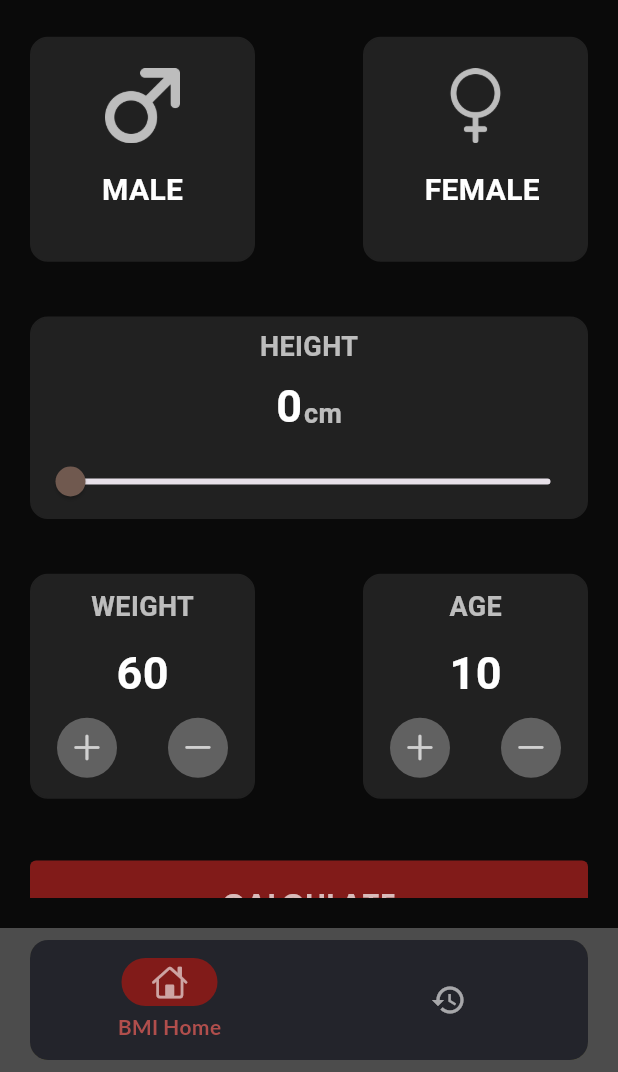
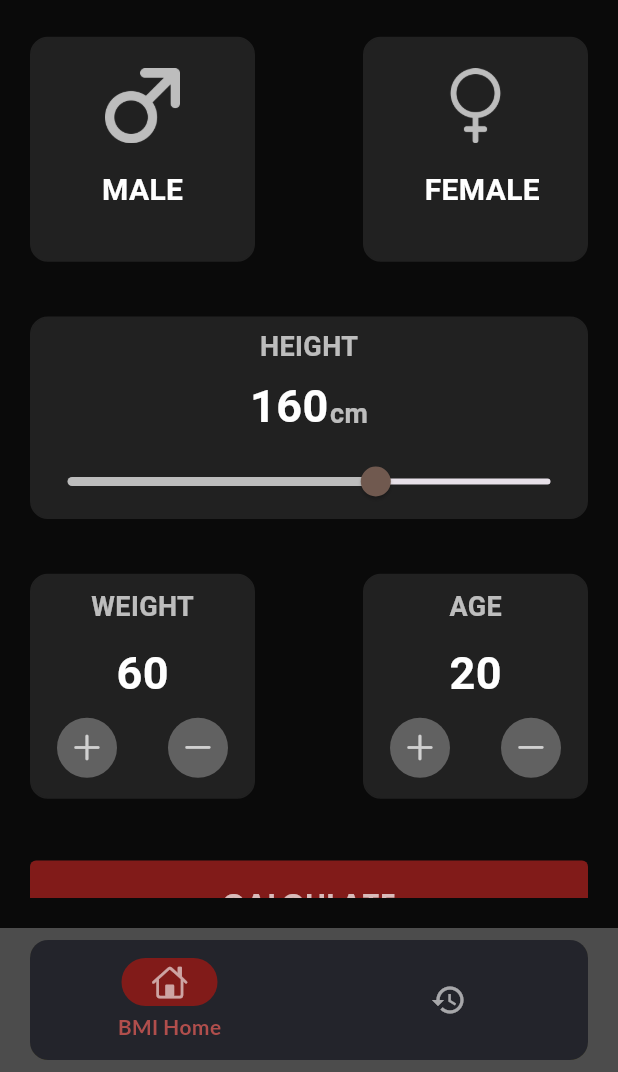
Before and after one commit to imziaafridi/BMI-Calculator, a Flutter app: the screen it shows after launch, on a phone screen of 412 x 824 dp, the part 164-1236 px from its top. Run offline on Flutter 3.47's test engine with Material 3 defaults, Android fonts, the phone set to English and light mode, and no system bars; our stand-ins replace bloc, equatable, fl_chart, flutter_bloc, google_fonts, hive and 1 more; accounts and stored records are empty.

Commit message:
feature implemented

```diff
--- a/lib/const/app_paints.dart
+++ b/lib/const/app_paints.dart
@@ -6,10 +6,10 @@ class AppPaints {
   static const WHITE = Colors.white;
   static const WHITE_70 = Colors.white70;
   static const GREY_900 = Color.fromARGB(255, 33, 33, 33);
-  static const GREEN_900 = const Color.fromARGB(255, 76, 175, 79);
+  static const GREEN_900 = Color.fromARGB(232, 76, 175, 79);
   static const RED_300 = const Color.fromARGB(255, 229, 115, 115);
-  static const YELLOW_400 = const Color.fromARGB(255, 255, 238, 88);
-  static const RED_600 = const Color.fromRGBO(229, 56, 53, 1);
+  static const YELLOW_400 = Color.fromARGB(232, 210, 191, 21);
+  static const RED_600 = Color.fromARGB(229, 229, 56, 53);
   static const GREY_400 = Color.fromARGB(179, 0, 0, 0);
   static const BLACK_900 = Color.fromARGB(255, 0, 0, 0);
   static const AMBER_900 = const Color.fromARGB(255, 255, 193, 7);
--- a/lib/cubit/bmi_calculation_state.dart
+++ b/lib/cubit/bmi_calculation_state.dart
@@ -1,19 +1,26 @@
 part of 'bmi_calculation_cubit.dart';
 
-class BmiCalculationState {
-  BmiCalculationState({
+class BmiCalculationState extends Equatable {
+  const BmiCalculationState({
     this.dataModel,
   });
   final List<DataModel>? dataModel;
+
   BmiCalculationState copyWith(List<DataModel>? dataModel) {
     return BmiCalculationState(dataModel: dataModel ?? this.dataModel);
   }
+
+  @override
+  List<Object?> get props => [
+        dataModel,
+      ];
 }
 
 final class BmiCalculationInitial extends BmiCalculationState {
-  BmiCalculationInitial();
+  const BmiCalculationInitial();
 }
 
 final class BmiCalculationDone extends BmiCalculationState {
-  BmiCalculationDone({required super.dataModel});
+  const BmiCalculationDone({required List<DataModel> dataModel})
+      : super(dataModel: dataModel);
 }
--- a/lib/cubit/inc-dec-cubit/bmi_inc_dec_cubit.dart
+++ b/lib/cubit/inc-dec-cubit/bmi_inc_dec_cubit.dart
@@ -4,7 +4,7 @@ import 'bmi_inc_dec_state.dart';
 
 class TempCubitBMI extends Cubit<TempStateBMI> {
   TempCubitBMI()
-      : super(TempStateBMI(weightCounter: 60, ageCounter: 10, height: 0.0));
+      : super(TempStateBMI(weightCounter: 60, ageCounter: 20, height: 160));
 
 //  increments and decrements operations
 
--- a/lib/cubit/inc-dec-cubit/bmi_inc_dec_state.dart
+++ b/lib/cubit/inc-dec-cubit/bmi_inc_dec_state.dart
@@ -5,7 +5,7 @@ class TempStateBMI extends Equatable {
     this.weightCounter = 65,
     this.ageCounter = 10,
     this.gender,
-    this.height = 0.0,
+    this.height = 160,
     this.bNavSelectedIndex = 0,
   });
   int? weightCounter;
--- a/lib/data/model/data_model.dart
+++ b/lib/data/model/data_model.dart
@@ -18,6 +18,9 @@ class DataModel {
 
   @HiveField(4)
   double? resultBMI;
+
+  @HiveField(5)
+  int? dateTimeStamp;
 }
 
 // dart run build_runner build
```
Also changed, not shown: lib/cubit/bmi_calculation_cubit.dart (+20 -8 lines), lib/main.dart (+91 -9 lines), lib/pages/bmi/bmi_home_view.dart (+27 -30 lines), assets/bmi-icons/empty-bin.png (added), assets/bmi-icons/empty-box.png (added), lib/data/model/data_model.g.dart.
